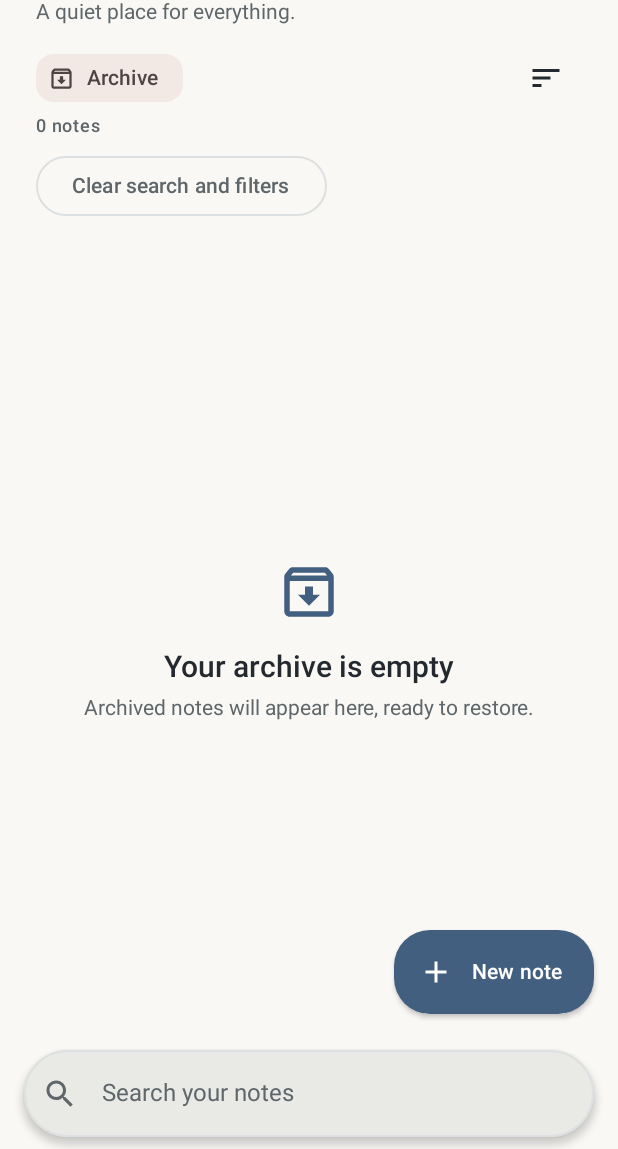
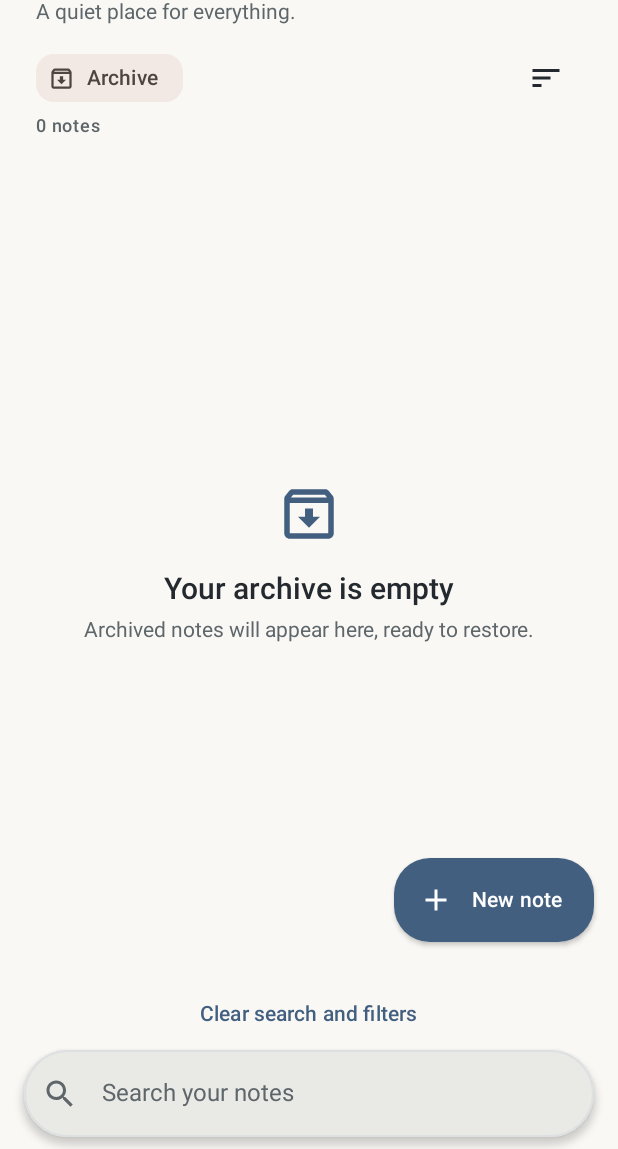
Before and after one commit to ja3kies/Noma, an Android app built with Jetpack Compose: the screen it shows after launch (MainActivity), after a tap on "Archive", on a phone screen of 412 x 824 dp, the part 87-1236 px from its top. Run offline under Robolectric (Android 15) with nearby library versions, the phone set to English and light mode, and no system bars.

Commit message:
fix(ui): keep filter recovery next to bottom search above keyboard

```diff
--- a/app/src/main/java/dev/juuri/noma/ui/NomaApp.kt
+++ b/app/src/main/java/dev/juuri/noma/ui/NomaApp.kt
@@ -436,14 +436,33 @@ private fun NotesListScreen(
         // Compose insets and native Material colors. The Scaffold reserves
         // room for this bar and positions its FAB above it automatically.
         bottomBar = {
-            Box(
+            Column(
                 modifier = Modifier
                     .fillMaxWidth()
                     .imePadding()
                     .navigationBarsPadding()
+                    .animateContentSize(
+                        spring(dampingRatio = Spring.DampingRatioNoBouncy)
+                    )
                     .padding(horizontal = NomaSpacing.comfortable, vertical = NomaSpacing.small),
-                contentAlignment = Alignment.Center
+                horizontalAlignment = Alignment.CenterHorizontally
             ) {
+                // Keep recovery reachable even while the keyboard obscures the list.
+                if (snapshot is NotesSnapshot.Ready &&
+                    filteredNotes.isNullOrEmpty() &&
+                    (query.isNotBlank() || pinnedOnly || archivedOnly)
+                ) {
+                    TextButton(
+                        modifier = Modifier.testTag("noma_clear_filters"),
+                        onClick = {
+                            focusManager.clearFocus()
+                            searchKeyboard?.hide()
+                            viewModel.clearDiscoveryFilters()
+                        }
+                    ) {
+                        Text(stringResource(R.string.clear_all_filters))
+                    }
+                }
                 BottomSearchPill(
                     query = query,
                     onQueryChange = viewModel::onQueryChange,
@@ -631,18 +650,6 @@ private fun NotesListScreen(
                         color = MaterialTheme.colorScheme.onSurfaceVariant,
                         modifier = Modifier.semantics { liveRegion = LiveRegionMode.Polite }
                     )
-                    // Keep reset near the search controls so the IME cannot obscure it.
-                    if (filteredCount == 0 && (query.isNotBlank() || pinnedOnly || archivedOnly)) {
-                        Spacer(Modifier.height(NomaSpacing.small))
-                        OutlinedButton(
-                            onClick = {
-                                focusManager.clearFocus()
-                                searchKeyboard?.hide()
-                                viewModel.clearDiscoveryFilters()
-                            },
-                            modifier = Modifier.testTag("noma_clear_filters")
-                        ) { Text(stringResource(R.string.clear_all_filters)) }
-                    }
                 }
             }
 
```
